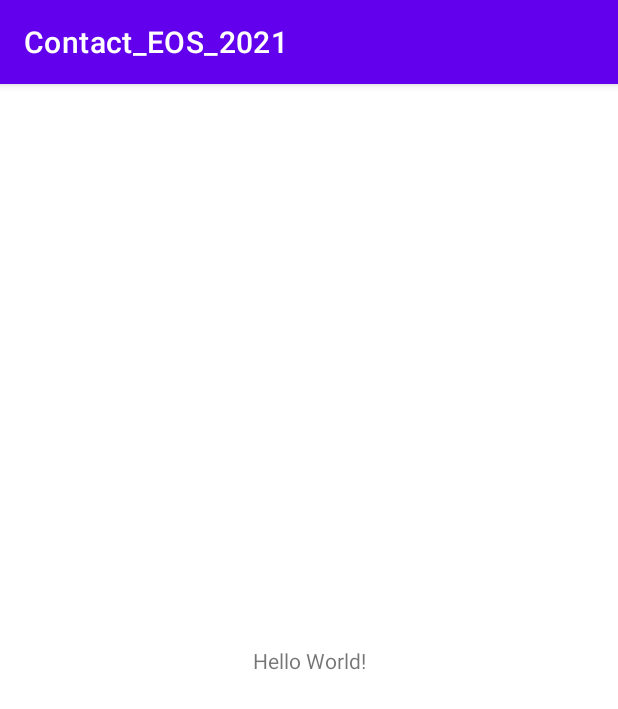
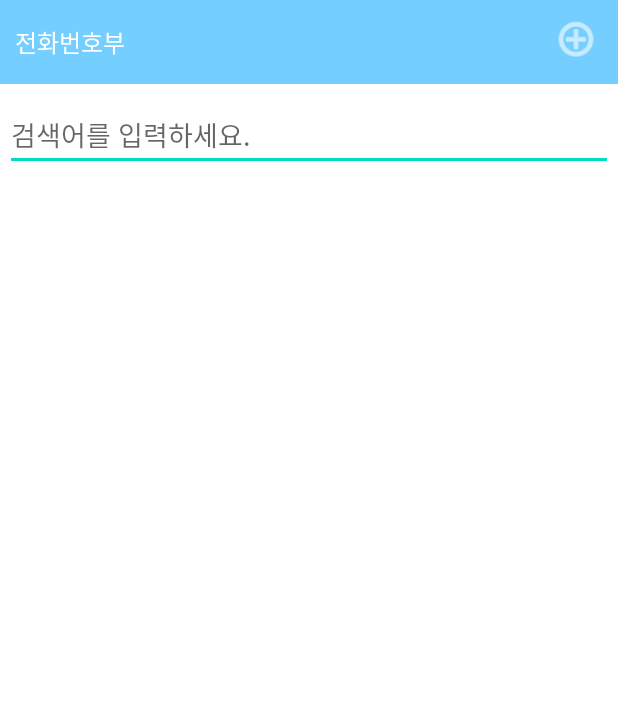
Before and after one commit to tmj5574/Contact_EOS_2021, an Android app: the screen it shows after launch (MainActivity), on a phone screen of 412 x 824 dp. Shown: the top 709 px of the screen. Run offline under Robolectric (Android 15) with nearby library versions, the phone set to English and light mode, and no system bars.

Commit message:
activity_main.xml,recy_item.xml 추가

```diff
--- a/app/src/main/res/layout/activity_main.xml
+++ b/app/src/main/res/layout/activity_main.xml
@@ -6,13 +6,62 @@
     android:layout_height="match_parent"
     tools:context=".MainActivity">
 
+    <androidx.appcompat.widget.Toolbar
+        android:id="@+id/toolbar"
+        android:layout_width="0dp"
+        android:layout_height="wrap_content"
+        android:background="#ED6ACBFF"
+        android:minHeight="?attr/actionBarSize"
+        android:theme="?attr/actionBarTheme"
+        app:layout_constraintEnd_toEndOf="parent"
+        app:layout_constraintStart_toStartOf="parent"
+        app:layout_constraintTop_toTopOf="parent" />
+
     <TextView
+        android:id="@+id/textView"
         android:layout_width="wrap_content"
         android:layout_height="wrap_content"
-        android:text="Hello World!"
-        app:layout_constraintBottom_toBottomOf="parent"
-        app:layout_constraintLeft_toLeftOf="parent"
-        app:layout_constraintRight_toRightOf="parent"
+        android:layout_marginStart="10dp"
+        android:text="전화번호부"
+        android:textColor="#FFFFFF"
+        android:textSize="16sp"
+        app:layout_constraintBottom_toBottomOf="@+id/toolbar"
+        app:layout_constraintStart_toStartOf="@+id/toolbar"
         app:layout_constraintTop_toTopOf="parent" />
 
+    <ImageButton
+        android:id="@+id/Add"
+        android:layout_width="wrap_content"
+        android:layout_height="wrap_content"
+        android:backgroundTint="#00FFFFFF"
+        app:tint="#FFFFFF"
+        app:layout_constraintEnd_toEndOf="@+id/toolbar"
+        app:layout_constraintTop_toTopOf="parent"
+        app:srcCompat="@android:drawable/ic_menu_add" />
+
+    <EditText
+        android:id="@+id/SearchTextview"
+        android:layout_width="0dp"
+        android:layout_height="wrap_content"
+        android:layout_marginStart="3dp"
+        android:layout_marginTop="10dp"
+        android:layout_marginEnd="3dp"
+        android:ems="10"
+        android:hint="검색어를 입력하세요."
+        app:layout_constraintEnd_toEndOf="parent"
+        app:layout_constraintStart_toStartOf="parent"
+        app:layout_constraintTop_toBottomOf="@+id/toolbar" />
+
+    <androidx.recyclerview.widget.RecyclerView
+        android:layout_width="0dp"
+        android:layout_height="0dp"
+        android:layout_marginStart="8dp"
+        android:layout_marginTop="8dp"
+        android:layout_marginEnd="8dp"
+        android:layout_marginBottom="8dp"
+        app:layout_constraintBottom_toBottomOf="parent"
+        app:layout_constraintEnd_toEndOf="parent"
+        app:layout_constraintStart_toStartOf="parent"
+        app:layout_constraintTop_toBottomOf="@+id/SearchTextview" />
+
 </androidx.constraintlayout.widget.ConstraintLayout>
--- a/app/src/main/res/values-night/themes.xml
+++ b/app/src/main/res/values-night/themes.xml
@@ -1,6 +1,6 @@
 <resources xmlns:tools="http://schemas.android.com/tools">
     <!-- Base application theme. -->
-    <style name="Theme.Contact_EOS_2021" parent="Theme.MaterialComponents.DayNight.DarkActionBar">
+    <style name="Theme.Contact_EOS_2021" parent="Theme.MaterialComponents.DayNight.NoActionBar">
         <!-- Primary brand color. -->
         <item name="colorPrimary">@color/purple_200</item>
         <item name="colorPrimaryVariant">@color/purple_700</item>
--- a/app/src/main/res/values/themes.xml
+++ b/app/src/main/res/values/themes.xml
@@ -1,6 +1,6 @@
 <resources xmlns:tools="http://schemas.android.com/tools">
     <!-- Base application theme. -->
-    <style name="Theme.Contact_EOS_2021" parent="Theme.MaterialComponents.DayNight.DarkActionBar">
+    <style name="Theme.Contact_EOS_2021" parent="Theme.MaterialComponents.DayNight.NoActionBar">
         <!-- Primary brand color. -->
         <item name="colorPrimary">@color/purple_500</item>
         <item name="colorPrimaryVariant">@color/purple_700</item>
```
Also changed, not shown: app/src/main/res/layout/recy_item.xml (added, +58 -0 lines).
